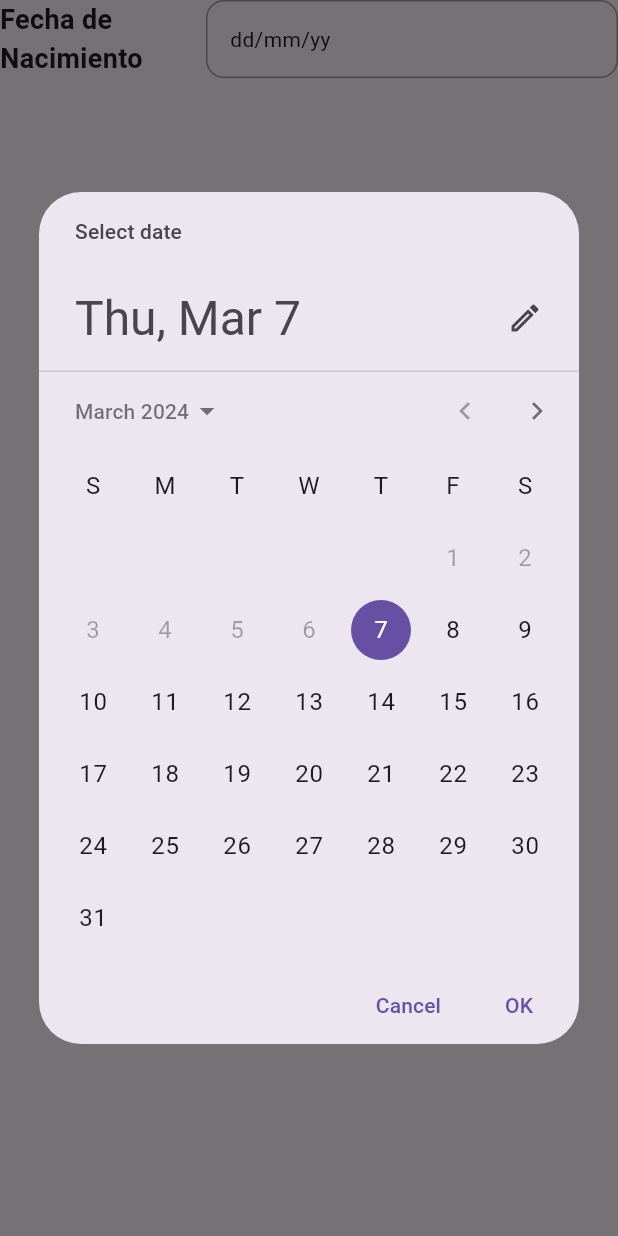
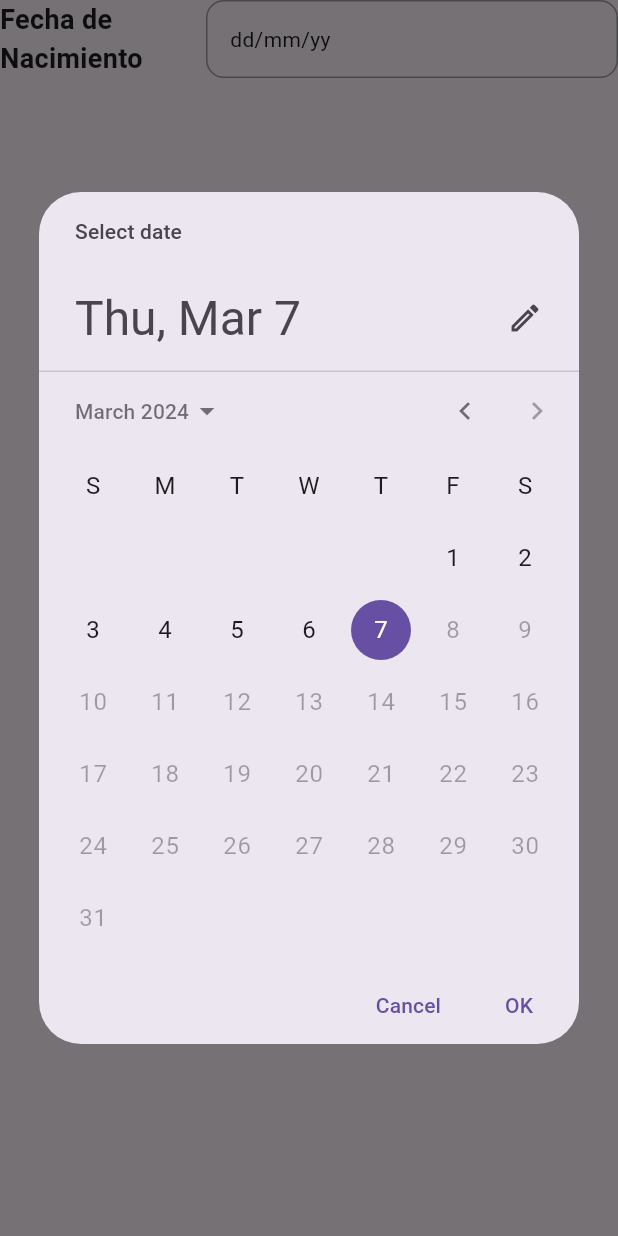
Before and after one commit to ivanndrey620/crud_flutter, a Flutter app: the _DateOfBirthField widget shown alone on an empty page, opened directly, after a tap on "Fecha de Nacimiento", on a phone screen of 412 x 824 dp. Run offline on Flutter 3.47's test engine with Material 3 defaults, Android fonts, the phone set to English and light mode, and no system bars; our stand-ins replace auto_route, bloc, cloud_firestore, firebase_core, firebase_ui_firestore, flutter_bloc and 5 more; accounts and stored records are empty.

```diff
--- a/lib/features/add_user.dart/screens/add_user_screen.dart
+++ b/lib/features/add_user.dart/screens/add_user_screen.dart
@@ -182,8 +182,8 @@ class _DateOfBirthField extends StatelessWidget {
         final selectedDate = await showDatePicker(
           context: context,
           initialDate: DateTime.now(),
-          firstDate: DateTime.now(),
-          lastDate: DateTime.now().add(const Duration(days: 365)),
+          firstDate: DateTime(1800, 1, 1),
+          lastDate: DateTime.now(),
         );
 
         if (selectedDate == null) return;
```
